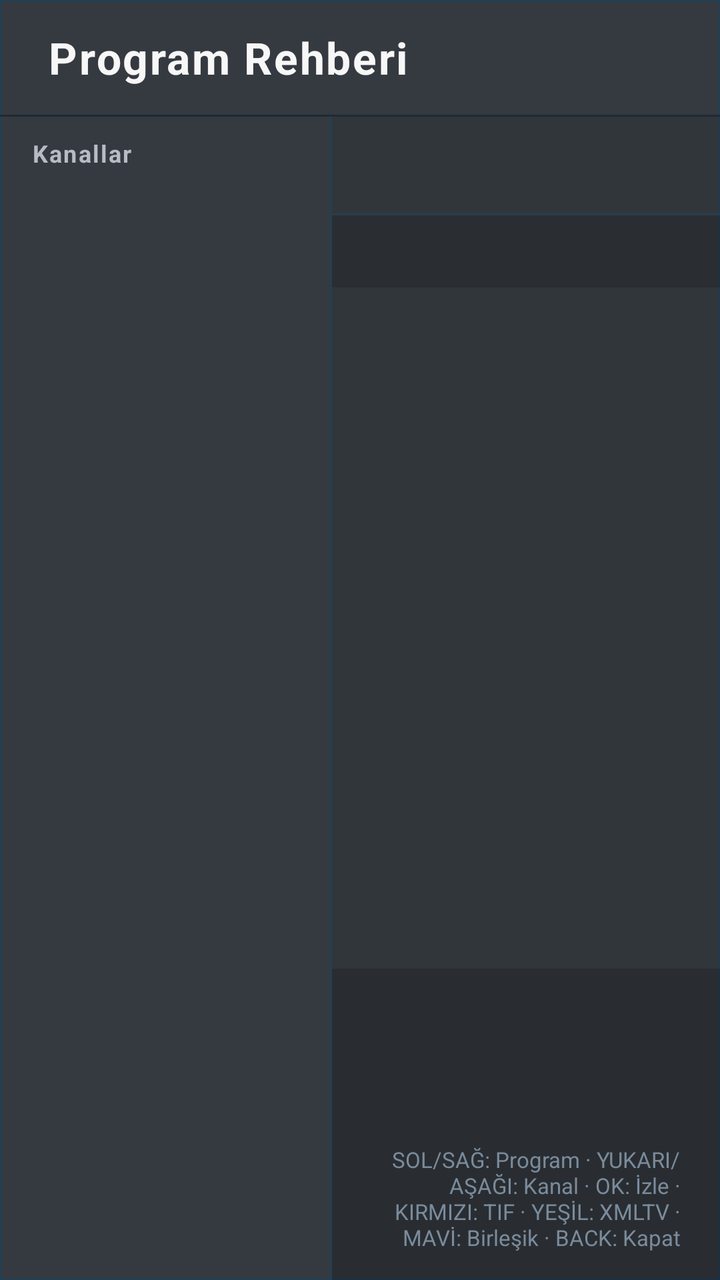
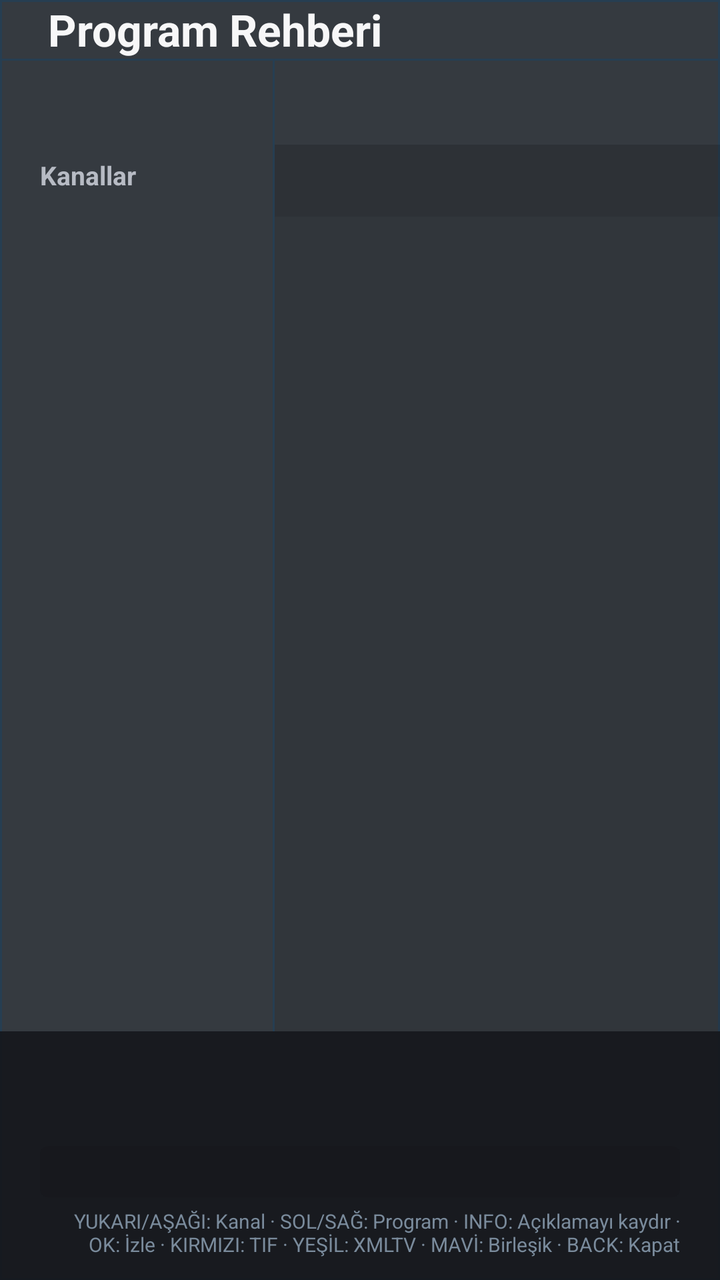

The first picture is an Android layout as it rendered before a commit; the second is the same layout after the commit. The layout source and the unified diff follow.
<!-- AndroidManifest.xml: activity theme Theme.TVApp.GuideOverlay -->
<!-- res/layout/activity_program_guide.xml -->
<?xml version="1.0" encoding="utf-8"?>
<FrameLayout xmlns:android="http://schemas.android.com/apk/res/android"
    android:layout_width="match_parent"
    android:layout_height="match_parent"
    android:background="@android:color/transparent">

    <LinearLayout
        android:id="@+id/guide_overlay"
        android:layout_width="wrap_content"
        android:layout_height="match_parent"
        android:layout_gravity="start"
        android:background="@drawable/bg_guide_overlay"
        android:orientation="vertical">

        <LinearLayout
            android:id="@+id/guide_header"
            android:layout_width="match_parent"
            android:layout_height="wrap_content"
            android:gravity="center_vertical"
            android:orientation="horizontal"
            android:paddingHorizontal="24dp"
            android:paddingVertical="14dp">

            <TextView
                android:layout_width="0dp"
                android:layout_height="wrap_content"
                android:layout_weight="1"
                android:letterSpacing="0.04"
                android:text="@string/program_guide"
                android:textColor="@color/text_primary"
                android:textSize="22sp"
                android:textStyle="bold" />

            <TextView
                android:id="@+id/guide_source"
                android:layout_width="wrap_content"
                android:layout_height="wrap_content"
                android:layout_marginEnd="18dp"
                android:fontFamily="sans-serif-medium"
                android:textColor="@color/accent"
                android:textSize="13sp" />

            <TextView
                android:id="@+id/guide_date"
                android:layout_width="wrap_content"
                android:layout_height="wrap_content"
                android:fontFamily="sans-serif-medium"
                android:textColor="@color/accent"
                android:textSize="15sp" />
        </LinearLayout>

        <View
            android:layout_width="match_parent"
            android:layout_height="1dp"
            android:background="#1E2A36" />

        <LinearLayout
            android:layout_width="match_parent"
            android:layout_height="0dp"
            android:layout_weight="1"
            android:orientation="horizontal">

            <LinearLayout
                android:id="@+id/guide_channel_column"
                android:layout_width="0dp"
                android:layout_height="match_parent"
                android:layout_weight="46"
                android:background="@android:color/transparent"
                android:orientation="vertical">

                <TextView
                    android:layout_width="match_parent"
                    android:layout_height="wrap_content"
                    android:letterSpacing="0.06"
                    android:paddingHorizontal="16dp"
                    android:paddingVertical="10dp"
                    android:text="@string/channels"
                    android:textColor="@color/text_secondary"
                    android:textSize="12sp"
                    android:textStyle="bold" />

                <androidx.recyclerview.widget.RecyclerView
                    android:id="@+id/guide_channel_list"
                    android:layout_width="match_parent"
                    android:layout_height="0dp"
                    android:layout_weight="1"
                    android:clipToPadding="false"
                    android:descendantFocusability="afterDescendants"
                    android:focusable="true"
                    android:overScrollMode="never"
                    android:paddingBottom="16dp" />
            </LinearLayout>

            <View
                android:layout_width="1dp"
                android:layout_height="match_parent"
                android:background="#263E52" />

            <LinearLayout
                android:layout_width="0dp"
                android:layout_height="match_parent"
                android:layout_weight="54"
                android:background="#14000000"
                android:orientation="vertical">

                <LinearLayout
                    android:layout_width="match_parent"
                    android:layout_height="wrap_content"
                    android:gravity="center_vertical"
                    android:orientation="horizontal"
                    android:paddingHorizontal="18dp"
                    android:paddingVertical="12dp">

                    <TextView
                        android:id="@+id/selected_channel_number"
                        android:layout_width="wrap_content"
                        android:layout_height="wrap_content"
                        android:textColor="@color/accent"
                        android:textSize="16sp"
                        android:textStyle="bold" />

                    <TextView
                        android:id="@+id/selected_channel_name"
                        android:layout_width="0dp"
                        android:layout_height="wrap_content"
                        android:layout_marginStart="10dp"
                        android:layout_weight="1"
                        android:ellipsize="end"
                        android:maxLines="1"
                        android:textColor="@color/text_primary"
                        android:textSize="18sp"
                        android:textStyle="bold" />
                </LinearLayout>

                <View
                    android:layout_width="match_parent"
                    android:layout_height="1dp"
                    android:background="#263E52" />

                <LinearLayout
                    android:id="@+id/timeline_ruler"
                    android:layout_width="match_parent"
                    android:layout_height="36dp"
                    android:background="#26000000"
                    android:gravity="center_vertical"
                    android:orientation="horizontal"
                    android:paddingHorizontal="12dp">

                    <TextView
                        android:id="@+id/timeline_time_0"
                        style="@style/GuideTimelineTime" />

                    <TextView
                        android:id="@+id/timeline_time_1"
                        style="@style/GuideTimelineTime" />

                    <TextView
                        android:id="@+id/timeline_time_2"
                        style="@style/GuideTimelineTime" />

                    <TextView
                        android:id="@+id/timeline_time_3"
                        style="@style/GuideTimelineTime" />
                </LinearLayout>

                <FrameLayout
                    android:layout_width="match_parent"
                    android:layout_height="0dp"
                    android:layout_weight="1">

                    <androidx.recyclerview.widget.RecyclerView
                        android:id="@+id/program_list"
                        android:layout_width="match_parent"
                        android:layout_height="match_parent"
                        android:clipToPadding="false"
                        android:descendantFocusability="afterDescendants"
                        android:focusable="true"
                        android:overScrollMode="never"
                        android:paddingHorizontal="8dp"
                        android:paddingVertical="10dp" />

                    <TextView
                        android:id="@+id/empty_programs"
                        android:layout_width="wrap_content"
                        android:layout_height="wrap_content"
                        android:layout_gravity="center"
                        android:gravity="center"
                        android:padding="24dp"
                        android:text="@string/no_epg_data"
                        android:textColor="@color/text_secondary"
                        android:textSize="15sp"
                        android:visibility="gone" />
                </FrameLayout>

                <LinearLayout
                    android:id="@+id/program_detail"
                    android:layout_width="match_parent"
                    android:layout_height="wrap_content"
                    android:background="#2A000000"
                    android:orientation="vertical"
                    android:paddingHorizontal="20dp"
                    android:paddingVertical="14dp">

                    <TextView
                        android:id="@+id/detail_title"
                        android:layout_width="match_parent"
                        android:layout_height="wrap_content"
                        android:ellipsize="end"
                        android:maxLines="1"
                        android:textColor="@color/text_primary"
                        android:textSize="17sp"
                        android:textStyle="bold" />

                    <TextView
                        android:id="@+id/detail_time"
                        android:layout_width="match_parent"
                        android:layout_height="wrap_content"
                        android:layout_marginTop="3dp"
                        android:fontFamily="sans-serif-medium"
                        android:textColor="@color/accent"
                        android:textSize="13sp" />

                    <TextView
                        android:id="@+id/detail_description"
                        android:layout_width="match_parent"
                        android:layout_height="wrap_content"
                        android:layout_marginTop="5dp"
                        android:ellipsize="end"
                        android:lineSpacingMultiplier="1.2"
                        android:maxLines="3"
                        android:textColor="@color/text_secondary"
                        android:textSize="13sp" />

                    <TextView
                        android:id="@+id/guide_control_hints"
                        android:layout_width="match_parent"
                        android:layout_height="wrap_content"
                        android:layout_marginTop="8dp"
                        android:fontFamily="sans-serif"
                        android:gravity="end"
                        android:text="@string/guide_control_hints"
                        android:textColor="#7A8B9C"
                        android:textSize="11sp" />
                </LinearLayout>
            </LinearLayout>
        </LinearLayout>
    </LinearLayout>
</FrameLayout>
<!-- resources referenced by this layout -->
<resources>
  <color name="accent">#33B5E5</color>
  <color name="text_primary">#F7F7F8</color>
  <color name="text_secondary">#B7BBC4</color>
  <!-- drawable bg_guide_overlay (drawable) -->
  <?xml version="1.0" encoding="utf-8"?>
  <shape xmlns:android="http://schemas.android.com/apk/res/android"
      android:shape="rectangle">
      
      <solid android:color="#D40D131A" />
      <stroke
          android:width="1dp"
          android:color="#263E52" />
  </shape>
  <string name="channels">Kanallar</string>
  <string name="guide_control_hints">SOL/SAĞ: Program · YUKARI/AŞAĞI: Kanal · OK: İzle · KIRMIZI: TIF · YEŞİL: XMLTV · MAVİ: Birleşik · BACK: Kapat</string>
  <string name="no_epg_data">Bu kanal için TIF program verisi bulunamadı.</string>
  <string name="program_guide">Program Rehberi</string>
  <style name="GuideTimelineTime">
          <item name="android:layout_width">0dp</item>
          <item name="android:layout_height">wrap_content</item>
          <item name="android:layout_weight">1</item>
          <item name="android:fontFamily">sans-serif-medium</item>
          <item name="android:gravity">start</item>
          <item name="android:textColor">@color/text_secondary</item>
          <item name="android:textSize">12sp</item>
      </style>
  <style name="Theme.TVApp.GuideOverlay" parent="Theme.AppCompat.DayNight.NoActionBar">
          <item name="android:windowIsTranslucent">true</item>
          <item name="android:windowBackground">@android:color/transparent</item>
          <item name="android:windowNoTitle">true</item>
          <item name="android:windowFullscreen">true</item>
          <item name="android:backgroundDimEnabled">false</item>
          <item name="android:windowDisablePreview">true</item>
          <item name="android:colorAccent">@color/accent</item>
      </style>
</resources>

<!-- the commit's change to res/layout/activity_program_guide.xml (unified diff, before → after) -->
@@ -18,14 +18,12 @@
             android:layout_height="wrap_content"
             android:gravity="center_vertical"
             android:orientation="horizontal"
-            android:paddingHorizontal="24dp"
-            android:paddingVertical="14dp">
+            android:paddingHorizontal="24dp">
 
             <TextView
                 android:layout_width="0dp"
                 android:layout_height="wrap_content"
                 android:layout_weight="1"
-                android:letterSpacing="0.04"
                 android:text="@string/program_guide"
                 android:textColor="@color/text_primary"
                 android:textSize="22sp"
@@ -36,7 +34,6 @@
                 android:layout_width="wrap_content"
                 android:layout_height="wrap_content"
                 android:layout_marginEnd="18dp"
-                android:fontFamily="sans-serif-medium"
                 android:textColor="@color/accent"
                 android:textSize="13sp" />
 
@@ -44,98 +41,64 @@
                 android:id="@+id/guide_date"
                 android:layout_width="wrap_content"
                 android:layout_height="wrap_content"
-                android:fontFamily="sans-serif-medium"
                 android:textColor="@color/accent"
                 android:textSize="15sp" />
         </LinearLayout>
 
-        <View
-            android:layout_width="match_parent"
-            android:layout_height="1dp"
-            android:background="#1E2A36" />
-
-        <LinearLayout
-            android:layout_width="match_parent"
-            android:layout_height="0dp"
-            android:layout_weight="1"
+        <View android:layout_width="match_parent" android:layout_height="1dp" android:background="#263E52" />
+
+        <LinearLayout
+            android:layout_width="match_parent"
+            android:layout_height="78dp"
             android:orientation="horizontal">
 
+            <TextView
+                android:layout_width="0dp"
+                android:layout_height="match_parent"
+                android:layout_weight="38"
+                android:gravity="bottom"
+                android:paddingHorizontal="20dp"
+                android:paddingBottom="12dp"
+                android:text="@string/channels"
+                android:textColor="@color/text_secondary"
+                android:textSize="13sp"
+                android:textStyle="bold" />
+
+            <View android:layout_width="1dp" android:layout_height="match_parent" android:background="#263E52" />
+
             <LinearLayout
-                android:id="@+id/guide_channel_column"
-                android:layout_width="0dp"
-                android:layout_height="match_parent"
-                android:layout_weight="46"
-                android:background="@android:color/transparent"
+                android:layout_width="0dp"
+                android:layout_height="match_parent"
+                android:layout_weight="62"
                 android:orientation="vertical">
 
-                <TextView
-                    android:layout_width="match_parent"
-                    android:layout_height="wrap_content"
-                    android:letterSpacing="0.06"
-                    android:paddingHorizontal="16dp"
-                    android:paddingVertical="10dp"
-                    android:text="@string/channels"
-                    android:textColor="@color/text_secondary"
-                    android:textSize="12sp"
-                    android:textStyle="bold" />
-
-                <androidx.recyclerview.widget.RecyclerView
-                    android:id="@+id/guide_channel_list"
-                    android:layout_width="match_parent"
-                    android:layout_height="0dp"
-                    android:layout_weight="1"
-                    android:clipToPadding="false"
-                    android:descendantFocusability="afterDescendants"
-                    android:focusable="true"
-                    android:overScrollMode="never"
-                    android:paddingBottom="16dp" />
-            </LinearLayout>
-
-            <View
-                android:layout_width="1dp"
-                android:layout_height="match_parent"
-                android:background="#263E52" />
-
-            <LinearLayout
-                android:layout_width="0dp"
-                android:layout_height="match_parent"
-                android:layout_weight="54"
-                android:background="#14000000"
-                android:orientation="vertical">
-
                 <LinearLayout
                     android:layout_width="match_parent"
-                    android:layout_height="wrap_content"
+                    android:layout_height="42dp"
                     android:gravity="center_vertical"
                     android:orientation="horizontal"
-                    android:paddingHorizontal="18dp"
-                    android:paddingVertical="12dp">
+                    android:paddingHorizontal="12dp">
 
                     <TextView
                         android:id="@+id/selected_channel_number"
                         android:layout_width="wrap_content"
                         android:layout_height="wrap_content"
                         android:textColor="@color/accent"
-                        android:textSize="16sp"
+                        android:textSize="14sp"
                         android:textStyle="bold" />
 
                     <TextView
                         android:id="@+id/selected_channel_name"
                         android:layout_width="0dp"
                         android:layout_height="wrap_content"
-                        android:layout_marginStart="10dp"
+                        android:layout_marginStart="8dp"
                         android:layout_weight="1"
                         android:ellipsize="end"
                         android:maxLines="1"
                         android:textColor="@color/text_primary"
-                        android:textSize="18sp"
+                        android:textSize="16sp"
                         android:textStyle="bold" />
                 </LinearLayout>
-
-                <View
-                    android:layout_width="match_parent"
-                    android:layout_height="1dp"
-                    android:background="#263E52" />
 
                 <LinearLayout
                     android:id="@+id/timeline_ruler"
@@ -144,105 +107,129 @@
                     android:background="#26000000"
                     android:gravity="center_vertical"
                     android:orientation="horizontal"
-                    android:paddingHorizontal="12dp">
-
-                    <TextView
-                        android:id="@+id/timeline_time_0"
-                        style="@style/GuideTimelineTime" />
-
-                    <TextView
-                        android:id="@+id/timeline_time_1"
-                        style="@style/GuideTimelineTime" />
-
-                    <TextView
-                        android:id="@+id/timeline_time_2"
-                        style="@style/GuideTimelineTime" />
-
-                    <TextView
-                        android:id="@+id/timeline_time_3"
-                        style="@style/GuideTimelineTime" />
-                </LinearLayout>
-
-                <FrameLayout
-                    android:layout_width="match_parent"
-                    android:layout_height="0dp"
-                    android:layout_weight="1">
-
-                    <androidx.recyclerview.widget.RecyclerView
-                        android:id="@+id/program_list"
-                        android:layout_width="match_parent"
-                        android:layout_height="match_parent"
-                        android:clipToPadding="false"
-                        android:descendantFocusability="afterDescendants"
-                        android:focusable="true"
-                        android:overScrollMode="never"
-                        android:paddingHorizontal="8dp"
-                        android:paddingVertical="10dp" />
-
-                    <TextView
-                        android:id="@+id/empty_programs"
-                        android:layout_width="wrap_content"
-                        android:layout_height="wrap_content"
-                        android:layout_gravity="center"
-                        android:gravity="center"
-                        android:padding="24dp"
-                        android:text="@string/no_epg_data"
-                        android:textColor="@color/text_secondary"
-                        android:textSize="15sp"
-                        android:visibility="gone" />
-                </FrameLayout>
-
-                <LinearLayout
-                    android:id="@+id/program_detail"
-                    android:layout_width="match_parent"
-                    android:layout_height="wrap_content"
-                    android:background="#2A000000"
-                    android:orientation="vertical"
-                    android:paddingHorizontal="20dp"
-                    android:paddingVertical="14dp">
-
-                    <TextView
-                        android:id="@+id/detail_title"
-                        android:layout_width="match_parent"
-                        android:layout_height="wrap_content"
-                        android:ellipsize="end"
-                        android:maxLines="1"
-                        android:textColor="@color/text_primary"
-                        android:textSize="17sp"
-                        android:textStyle="bold" />
-
-                    <TextView
-                        android:id="@+id/detail_time"
-                        android:layout_width="match_parent"
-                        android:layout_height="wrap_content"
-                        android:layout_marginTop="3dp"
-                        android:fontFamily="sans-serif-medium"
-                        android:textColor="@color/accent"
-                        android:textSize="13sp" />
-
-                    <TextView
-                        android:id="@+id/detail_description"
-                        android:layout_width="match_parent"
-                        android:layout_height="wrap_content"
-                        android:layout_marginTop="5dp"
-                        android:ellipsize="end"
-                        android:lineSpacingMultiplier="1.2"
-                        android:maxLines="3"
-                        android:textColor="@color/text_secondary"
-                        android:textSize="13sp" />
-
-                    <TextView
-                        android:id="@+id/guide_control_hints"
-                        android:layout_width="match_parent"
-                        android:layout_height="wrap_content"
-                        android:layout_marginTop="8dp"
-                        android:fontFamily="sans-serif"
-                        android:gravity="end"
-                        android:text="@string/guide_control_hints"
-                        android:textColor="#7A8B9C"
-                        android:textSize="11sp" />
+                    android:paddingHorizontal="6dp">
+
+                    <TextView android:id="@+id/timeline_time_0" style="@style/GuideTimelineTime" />
+                    <TextView android:id="@+id/timeline_time_1" style="@style/GuideTimelineTime" />
+                    <TextView android:id="@+id/timeline_time_2" style="@style/GuideTimelineTime" />
+                    <TextView android:id="@+id/timeline_time_3" style="@style/GuideTimelineTime" />
                 </LinearLayout>
             </LinearLayout>
         </LinearLayout>
+
+        <LinearLayout
+            android:layout_width="match_parent"
+            android:layout_height="0dp"
+            android:layout_weight="1"
+            android:orientation="horizontal">
+
+            <LinearLayout
+                android:id="@+id/guide_channel_column"
+                android:layout_width="0dp"
+                android:layout_height="match_parent"
+                android:layout_weight="38"
+                android:orientation="vertical">
+
+                <androidx.recyclerview.widget.RecyclerView
+                    android:id="@+id/guide_channel_list"
+                    android:layout_width="match_parent"
+                    android:layout_height="match_parent"
+                    android:clipToPadding="false"
+                    android:descendantFocusability="afterDescendants"
+                    android:focusable="true"
+                    android:overScrollMode="never"
+                    android:paddingBottom="10dp" />
+            </LinearLayout>
+
+            <View android:layout_width="1dp" android:layout_height="match_parent" android:background="#263E52" />
+
+            <FrameLayout
+                android:layout_width="0dp"
+                android:layout_height="match_parent"
+                android:layout_weight="62"
+                android:background="#14000000">
+
+                <androidx.recyclerview.widget.RecyclerView
+                    android:id="@+id/program_list"
+                    android:layout_width="match_parent"
+                    android:layout_height="match_parent"
+                    android:clipToPadding="false"
+                    android:descendantFocusability="afterDescendants"
+                    android:focusable="true"
+                    android:overScrollMode="never"
+                    android:paddingBottom="10dp" />
+
+                <TextView
+                    android:id="@+id/empty_programs"
+                    android:layout_width="wrap_content"
+                    android:layout_height="wrap_content"
+                    android:layout_gravity="center"
+                    android:padding="24dp"
+                    android:text="@string/no_epg_data"
+                    android:textColor="@color/text_secondary"
+                    android:textSize="15sp"
+                    android:visibility="gone" />
+            </FrameLayout>
+        </LinearLayout>
+
+        <LinearLayout
+            android:id="@+id/program_detail"
+            android:layout_width="match_parent"
+            android:layout_height="wrap_content"
+            android:background="#E915181C"
+            android:orientation="vertical"
+            android:paddingHorizontal="20dp"
+            android:paddingVertical="11dp">
+
+            <TextView
+                android:id="@+id/detail_title"
+                android:layout_width="match_parent"
+                android:layout_height="wrap_content"
+                android:ellipsize="end"
+                android:maxLines="1"
+                android:textColor="@color/text_primary"
+                android:textSize="17sp"
+                android:textStyle="bold" />
+
+            <TextView
+                android:id="@+id/detail_time"
+                android:layout_width="match_parent"
+                android:layout_height="wrap_content"
+                android:layout_marginTop="2dp"
+                android:textColor="@color/accent"
+                android:textSize="13sp" />
+
+            <ScrollView
+                android:id="@+id/detail_description_scroll"
+                android:layout_width="match_parent"
+                android:layout_height="0dp"
+                android:layout_weight="1"
+                android:layout_marginTop="4dp"
+                android:background="@drawable/bg_guide_detail_scroll"
+                android:fadeScrollbars="false"
+                android:focusable="true"
+                android:paddingHorizontal="8dp"
+                android:paddingVertical="4dp"
+                android:scrollbars="vertical">
+
+                <TextView
+                    android:id="@+id/detail_description"
+                    android:layout_width="match_parent"
+                    android:layout_height="wrap_content"
+                    android:lineSpacingMultiplier="1.15"
+                    android:textColor="@color/text_secondary"
+                    android:textSize="13sp" />
+            </ScrollView>
+
+            <TextView
+                android:id="@+id/guide_control_hints"
+                android:layout_width="match_parent"
+                android:layout_height="wrap_content"
+                android:layout_marginTop="5dp"
+                android:gravity="end"
+                android:text="@string/guide_control_hints"
+                android:textColor="#7A8B9C"
+                android:textSize="10sp" />
+        </LinearLayout>
     </LinearLayout>
 </FrameLayout>
<!-- resource entries referenced after the edit -->
@@ -3,6 +3,23 @@
   <color name="accent">#33B5E5</color>
   <color name="text_primary">#F7F7F8</color>
   <color name="text_secondary">#B7BBC4</color>
+  <!-- drawable bg_guide_detail_scroll (drawable) -->
+  <?xml version="1.0" encoding="utf-8"?>
+  <selector xmlns:android="http://schemas.android.com/apk/res/android">
+      <item android:state_focused="true">
+          <shape>
+              <solid android:color="#2417222C" />
+              <stroke android:width="1dp" android:color="@color/accent" />
+              <corners android:radius="4dp" />
+          </shape>
+      </item>
+      <item>
+          <shape>
+              <solid android:color="#12000000" />
+              <corners android:radius="4dp" />
+          </shape>
+      </item>
+  </selector>
   <!-- drawable bg_guide_overlay (drawable) -->
   <?xml version="1.0" encoding="utf-8"?>
   <shape xmlns:android="http://schemas.android.com/apk/res/android"
@@ -14,7 +31,7 @@
           android:color="#263E52" />
   </shape>
   <string name="channels">Kanallar</string>
-  <string name="guide_control_hints">SOL/SAĞ: Program · YUKARI/AŞAĞI: Kanal · OK: İzle · KIRMIZI: TIF · YEŞİL: XMLTV · MAVİ: Birleşik · BACK: Kapat</string>
+  <string name="guide_control_hints">YUKARI/AŞAĞI: Kanal · SOL/SAĞ: Program · INFO: Açıklamayı kaydır · OK: İzle · KIRMIZI: TIF · YEŞİL: XMLTV · MAVİ: Birleşik · BACK: Kapat</string>
   <string name="no_epg_data">Bu kanal için TIF program verisi bulunamadı.</string>
   <string name="program_guide">Program Rehberi</string>
   <style name="GuideTimelineTime">
